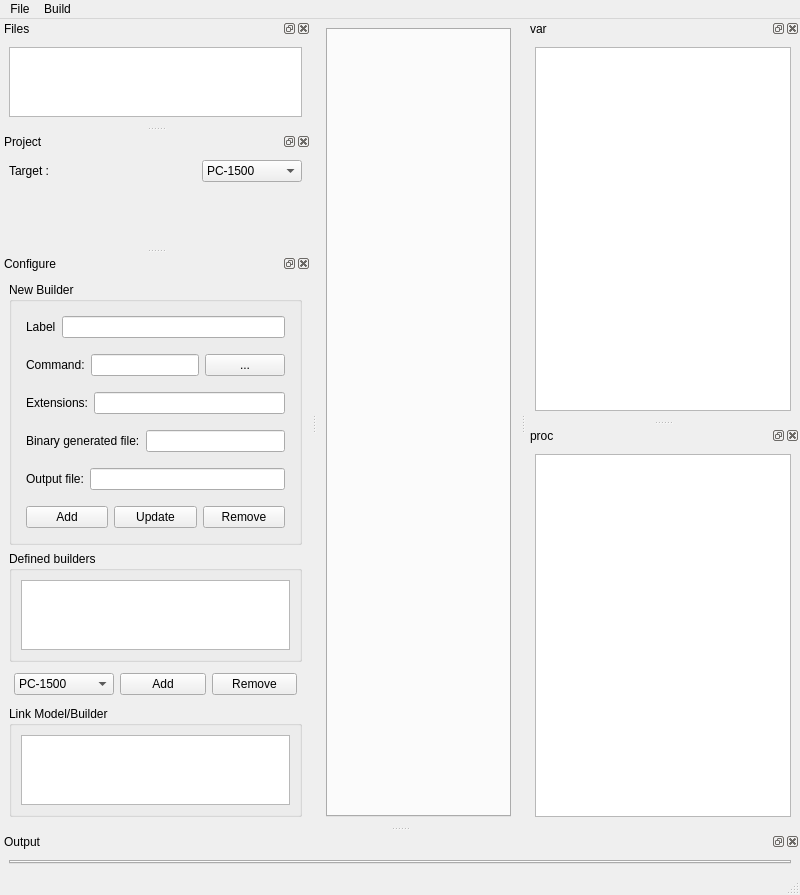
Qt form ui/windowide.ui (TheProjecter/pockemul) before a commit.
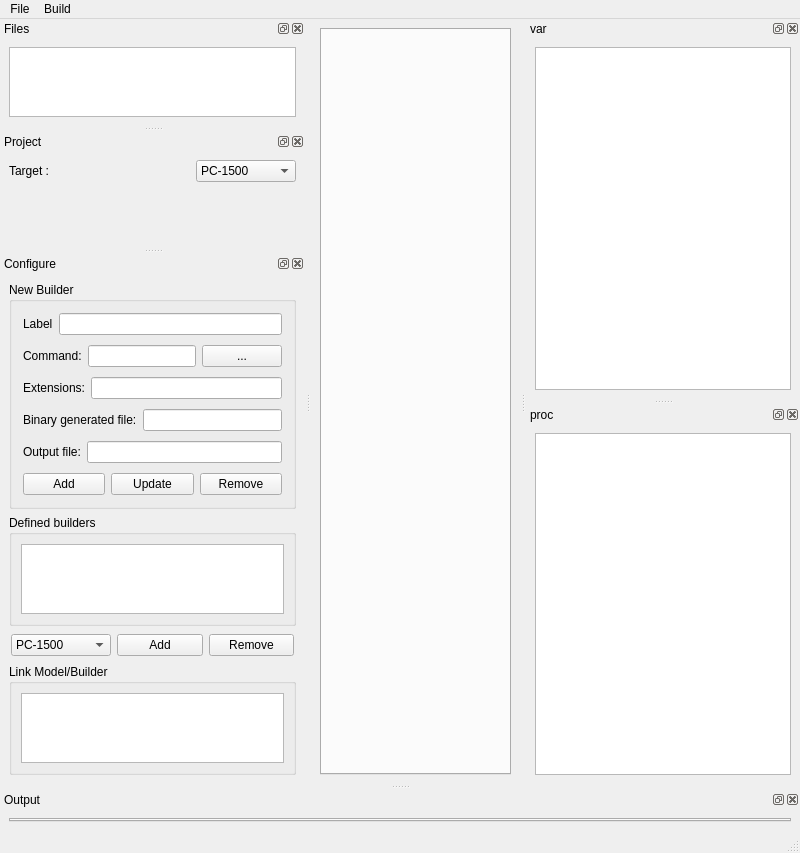
The same form after that commit. Icons and pictures are not drawn.

The edit to the form file:
```diff
--- a/ui/windowide.ui
+++ b/ui/windowide.ui
@@ -7,7 +7,7 @@
     <x>0</x>
     <y>0</y>
     <width>800</width>
-    <height>701</height>
+    <height>600</height>
    </rect>
   </property>
   <property name="windowTitle">
@@ -343,16 +343,16 @@
         <item>
          <layout class="QHBoxLayout" name="horizontalLayout_12">
           <property name="leftMargin">
-           <number>5</number>
+           <number>2</number>
           </property>
           <property name="topMargin">
-           <number>5</number>
+           <number>2</number>
           </property>
           <property name="rightMargin">
-           <number>5</number>
+           <number>2</number>
           </property>
           <property name="bottomMargin">
-           <number>5</number>
+           <number>2</number>
           </property>
           <item>
            <widget class="QLabel" name="label_6">
@@ -369,16 +369,16 @@
         <item>
          <layout class="QHBoxLayout" name="horizontalLayout_5">
           <property name="leftMargin">
-           <number>5</number>
+           <number>2</number>
           </property>
           <property name="topMargin">
-           <number>5</number>
+           <number>2</number>
           </property>
           <property name="rightMargin">
-           <number>5</number>
+           <number>2</number>
           </property>
           <property name="bottomMargin">
-           <number>5</number>
+           <number>2</number>
           </property>
           <item>
            <widget class="QLabel" name="label">
@@ -402,16 +402,16 @@
         <item>
          <layout class="QHBoxLayout" name="horizontalLayout_7">
           <property name="leftMargin">
-           <number>5</number>
+           <number>2</number>
           </property>
           <property name="topMargin">
-           <number>5</number>
+           <number>2</number>
           </property>
           <property name="rightMargin">
-           <number>5</number>
+           <number>2</number>
           </property>
           <property name="bottomMargin">
-           <number>5</number>
+           <number>2</number>
           </property>
           <item>
            <widget class="QLabel" name="label_3">
@@ -428,16 +428,16 @@
         <item>
          <layout class="QHBoxLayout" name="horizontalLayout_10">
           <property name="leftMargin">
-           <number>5</number>
+           <number>2</number>
           </property>
           <property name="topMargin">
-           <number>5</number>
+           <number>2</number>
           </property>
           <property name="rightMargin">
-           <number>5</number>
+           <number>2</number>
           </property>
           <property name="bottomMargin">
-           <number>5</number>
+           <number>2</number>
           </property>
           <item>
            <widget class="QLabel" name="label_4">
@@ -454,16 +454,16 @@
         <item>
          <layout class="QHBoxLayout" name="horizontalLayout_11">
           <property name="leftMargin">
-           <number>5</number>
+           <number>2</number>
           </property>
           <property name="topMargin">
-           <number>5</number>
+           <number>2</number>
           </property>
           <property name="rightMargin">
-           <number>5</number>
+           <number>2</number>
           </property>
           <property name="bottomMargin">
-           <number>5</number>
+           <number>2</number>
           </property>
           <item>
            <widget class="QLabel" name="label_5">
@@ -480,16 +480,16 @@
         <item>
          <layout class="QHBoxLayout" name="horizontalLayout_9">
           <property name="leftMargin">
-           <number>5</number>
+           <number>2</number>
           </property>
           <property name="topMargin">
-           <number>5</number>
+           <number>2</number>
           </property>
           <property name="rightMargin">
-           <number>5</number>
+           <number>2</number>
           </property>
           <property name="bottomMargin">
-           <number>5</number>
+           <number>2</number>
           </property>
           <item>
            <widget class="QPushButton" name="pbNBAdd">
@@ -532,16 +532,16 @@
      <item>
       <layout class="QHBoxLayout" name="horizontalLayout_8">
        <property name="leftMargin">
-        <number>5</number>
+        <number>2</number>
        </property>
        <property name="topMargin">
-        <number>5</number>
+        <number>2</number>
        </property>
        <property name="rightMargin">
-        <number>5</number>
+        <number>2</number>
        </property>
        <property name="bottomMargin">
-        <number>5</number>
+        <number>2</number>
        </property>
        <item>
         <widget class="QComboBox" name="targetComboBox_2">
```
Left out of the diff: 11 changed lines with no effect on the pictures.
